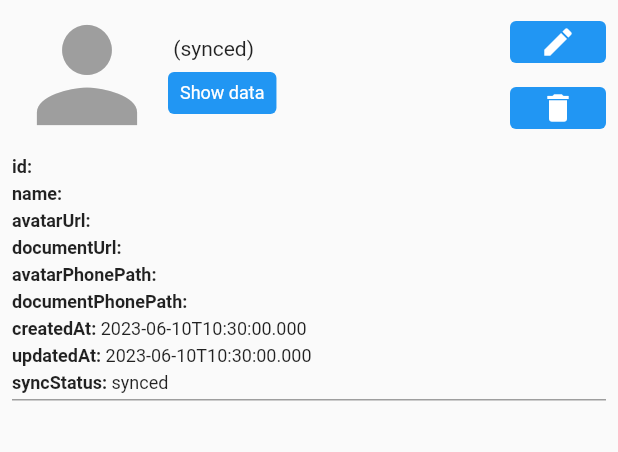
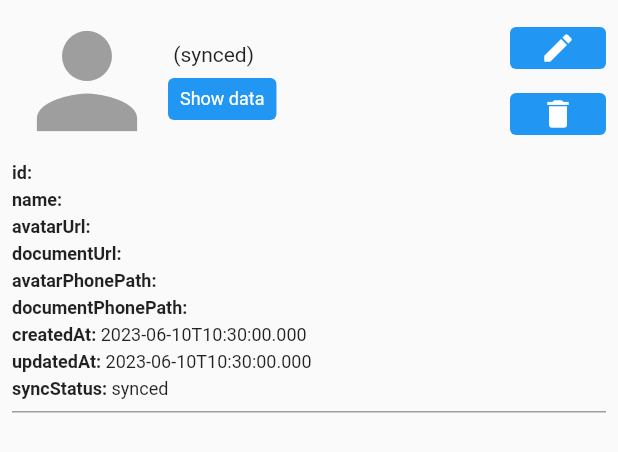
Before and after one commit to jttuboi/flutter_training_my_projects, a Flutter app: the ContactTile widget shown alone on an empty page, opened directly with empty values, after a tap on "Show data", on a phone screen of 412 x 824 dp. Shown: the top 452 px of the screen. Run offline on Flutter 3.47's test engine with Material 2 defaults, Android fonts, the phone set to English and light mode, and no system bars; our stand-ins replace after_layout, bloc, camera, cloud_firestore, dio, equatable and 21 more; missing offline and left inert: flutter_polyline_points, google_ml_kit; accounts and stored records are empty; network calls fail; project files that could hold a hidden picture were left out.

```diff
--- a/contact_list/contact_list_app/lib/features/contacts/contact_tile.dart
+++ b/contact_list/contact_list_app/lib/features/contacts/contact_tile.dart
@@ -48,11 +48,17 @@ class _ContactTileState extends State<ContactTile> with ContactDialogMixin, CSna
   @override
   Widget build(BuildContext context) {
     return Padding(
-      padding: const EdgeInsets.symmetric(horizontal: 8),
+      padding: const EdgeInsets.symmetric(horizontal: 8, vertical: 4),
       child: ValueListenableBuilder<bool>(
         valueListenable: _showData,
         builder: (_, showData, child) {
-          return DataTile(widget.contact, showData: showData, child: child!);
+          return Column(
+            children: [
+              DataTile(widget.contact, showData: showData, child: child!),
+              const SizedBox(height: 8),
+              const Divider(height: 1, thickness: 1, color: Colors.grey),
+            ],
+          );
         },
         child: Row(mainAxisAlignment: MainAxisAlignment.spaceBetween, children: [
           DefaultWidgetForCacheManager(
@@ -76,14 +82,12 @@ class _ContactTileState extends State<ContactTile> with ContactDialogMixin, CSna
           ),
           const SizedBox(width: 4),
           Column(mainAxisSize: MainAxisSize.min, crossAxisAlignment: CrossAxisAlignment.start, children: [
-            Text('${widget.contact.name} (${widget.contact.syncStatus.name})'),
+            Text(Strings.contactsName(name: widget.contact.name, syncStatus: widget.contact.syncStatus.name)),
             const SizedBox(height: 4),
             if (widget.contact.documentUrl.isNotEmpty)
               CButton(Strings.contactsOpenDocument(widget.contact.documentPhonePath), onPressed: widget.onOpenDocument),
             const SizedBox(height: 4),
-            CButton('Show data', onPressed: () {
-              _showData.value = !_showData.value;
-            }),
+            CButton(Strings.contactsShowData, onPressed: _onShowDataPressed),
           ]),
           const Spacer(),
           Column(children: [
@@ -95,4 +99,8 @@ class _ContactTileState extends State<ContactTile> with ContactDialogMixin, CSna
       ),
     );
   }
+
+  void _onShowDataPressed() {
+    _showData.value = !_showData.value;
+  }
 }
--- a/contact_list/contact_list_app/lib/features/contacts/data_tile.dart
+++ b/contact_list/contact_list_app/lib/features/contacts/data_tile.dart
@@ -14,8 +14,8 @@ class DataTile extends StatelessWidget {
   Widget build(BuildContext context) {
     return Column(crossAxisAlignment: CrossAxisAlignment.start, children: [
       child,
+      if (showData) ...[
       const SizedBox(height: 4),
-      if (showData) ...[
         CTextTile(title: 'id', text: contact.id),
         const SizedBox(height: 4),
         CTextTile(title: 'name', text: contact.name),
@@ -28,15 +28,12 @@ class DataTile extends StatelessWidget {
         const SizedBox(height: 4),
         CTextTile(title: 'documentPhonePath', text: contact.documentPhonePath),
         const SizedBox(height: 4),
-        CTextTile(title: 'createdAt', text: contact.createdAt?.toIso8601String() ?? ''),
+        CTextTile(title: 'createdAt', text: contact.createdAt?.toIso8601String() ?? 'null'),
         const SizedBox(height: 4),
-        CTextTile(title: 'updatedAt', text: contact.updatedAt?.toIso8601String() ?? ''),
+        CTextTile(title: 'updatedAt', text: contact.updatedAt?.toIso8601String() ?? 'null'),
         const SizedBox(height: 4),
         CTextTile(title: 'syncStatus', text: contact.syncStatus.name),
-        const SizedBox(height: 4),
       ],
-      const Divider(height: 1, thickness: 1, color: Colors.grey),
-      const SizedBox(height: 8),
     ]);
   }
 }
--- a/contact_list/contact_list_app/lib/utils/strings.dart
+++ b/contact_list/contact_list_app/lib/utils/strings.dart
@@ -3,6 +3,11 @@ class Strings {
 
   static const contacts = 'Contacts';
   static const contactsDesynchronized = 'Os contatos podem estar desincronizados, para atualizar conecte na internet.';
+  static String contactsName({required String name, required String syncStatus}) {
+    return '$name ($syncStatus)';
+  }
+
+  static const contactsShowData = 'Show data';
   static String contactsOpenDocument(String path) {
     final paths = path.split('/');
     final fullName = paths.last;
```
